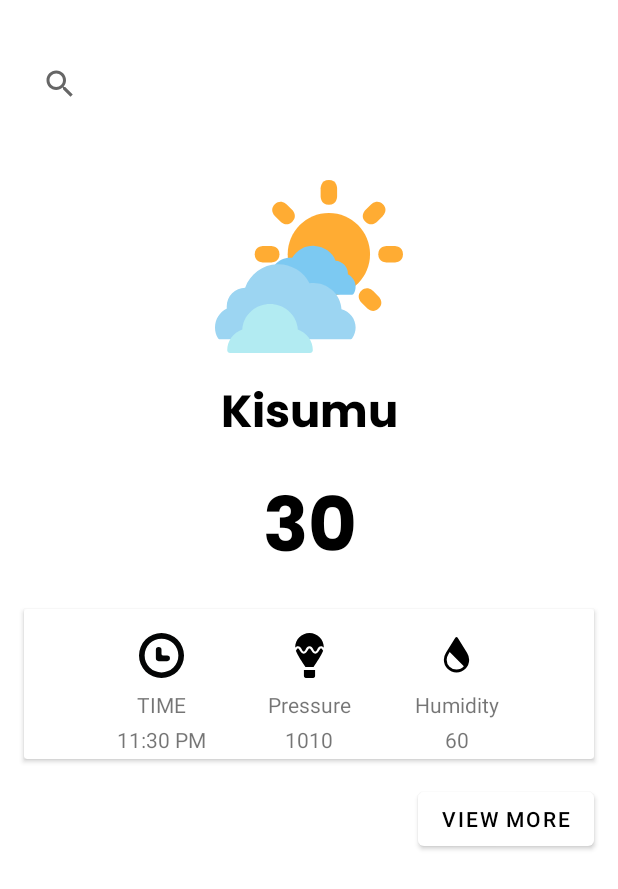
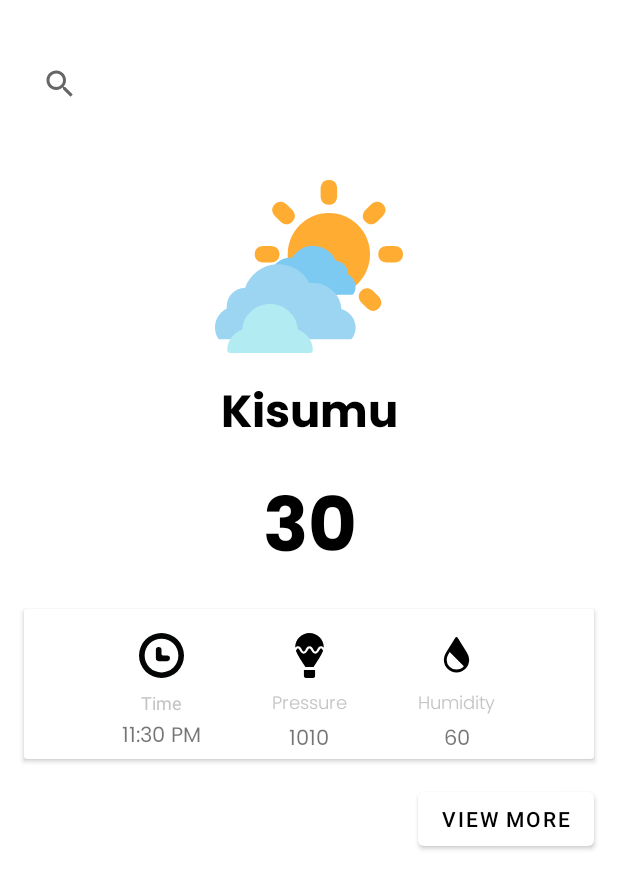
Before and after one commit to agesa3/City-Weather, an Android app: the screen it shows after launch (MainActivity), on a phone screen of 412 x 824 dp. Shown: the top 889 px of the screen. Run offline under Robolectric (Android 15) with nearby library versions, the phone set to English and light mode, and no system bars.

Commit message:
more ui changes on home scren

```diff
--- /dev/null
+++ b/app/src/main/res/font/poppins.xml
@@ -0,0 +1,7 @@
+<?xml version="1.0" encoding="utf-8"?>
+<font-family xmlns:app="http://schemas.android.com/apk/res-auto"
+        app:fontProviderAuthority="com.google.android.gms.fonts"
+        app:fontProviderPackage="com.google.android.gms"
+        app:fontProviderQuery="Poppins"
+        app:fontProviderCerts="@array/com_google_android_gms_fonts_certs">
+</font-family>
--- /dev/null
+++ b/app/src/main/res/font/poppins_light.xml
@@ -0,0 +1,7 @@
+<?xml version="1.0" encoding="utf-8"?>
+<font-family xmlns:app="http://schemas.android.com/apk/res-auto"
+        app:fontProviderAuthority="com.google.android.gms.fonts"
+        app:fontProviderPackage="com.google.android.gms"
+        app:fontProviderQuery="name=Poppins&amp;weight=300"
+        app:fontProviderCerts="@array/com_google_android_gms_fonts_certs">
+</font-family>
--- a/app/src/main/res/layout/activity_main.xml
+++ b/app/src/main/res/layout/activity_main.xml
@@ -62,7 +62,9 @@
                 android:layout_width="wrap_content"
                 android:layout_height="wrap_content"
                 android:layout_marginTop="8dp"
-                android:text="TIME"
+                android:text="Time"
+                android:textColor="@color/light_gray"
+                android:textSize="12sp"
                 app:layout_constraintEnd_toEndOf="@+id/imageView2"
                 app:layout_constraintStart_toStartOf="@+id/imageView2"
                 app:layout_constraintTop_toBottomOf="@+id/imageView2" />
@@ -73,6 +75,7 @@
                 android:layout_height="wrap_content"
                 android:layout_marginTop="8dp"
                 android:layout_marginBottom="8dp"
+                android:fontFamily="@font/poppins"
                 android:text="11:30 PM"
                 app:layout_constraintBottom_toBottomOf="parent"
                 app:layout_constraintEnd_toEndOf="@+id/textView2"
@@ -84,7 +87,10 @@
                 android:layout_width="wrap_content"
                 android:layout_height="wrap_content"
                 android:layout_marginTop="8dp"
+                android:fontFamily="@font/poppins_light"
                 android:text="Pressure"
+                android:textColor="@color/light_gray"
+                android:textSize="12sp"
                 app:layout_constraintEnd_toEndOf="@+id/imageView3"
                 app:layout_constraintStart_toStartOf="@+id/imageView3"
                 app:layout_constraintTop_toBottomOf="@+id/imageView3" />
@@ -94,7 +100,10 @@
                 android:layout_width="wrap_content"
                 android:layout_height="wrap_content"
                 android:layout_marginTop="8dp"
+                android:fontFamily="@font/poppins_light"
                 android:text="Humidity"
+                android:textColor="@color/light_gray"
+                android:textSize="12sp"
                 app:layout_constraintEnd_toEndOf="@+id/imageView4"
                 app:layout_constraintStart_toStartOf="@+id/imageView4"
                 app:layout_constraintTop_toBottomOf="@+id/imageView4" />
@@ -105,6 +114,7 @@
                 android:layout_height="wrap_content"
                 android:layout_marginTop="8dp"
                 android:layout_marginBottom="8dp"
+                android:fontFamily="@font/poppins"
                 android:text="1010"
                 app:layout_constraintBottom_toBottomOf="parent"
                 app:layout_constraintEnd_toEndOf="@+id/textView4"
@@ -117,6 +127,7 @@
                 android:layout_height="wrap_content"
                 android:layout_marginTop="8dp"
                 android:layout_marginBottom="8dp"
+                android:fontFamily="@font/poppins"
                 android:text="60"
                 app:layout_constraintBottom_toBottomOf="parent"
                 app:layout_constraintEnd_toEndOf="@+id/textView6"
--- a/app/src/main/res/values/colors.xml
+++ b/app/src/main/res/values/colors.xml
@@ -7,4 +7,6 @@
     <color name="teal_700">#FF018786</color>
     <color name="black">#FF000000</color>
     <color name="white">#FFFFFFFF</color>
+    <color name="light_gray">#C4C4C4</color>
+    <color name="dark_gray">#9A9A9A</color>
 </resources>
--- a/app/src/main/res/values/preloaded_fonts.xml
+++ b/app/src/main/res/values/preloaded_fonts.xml
@@ -1,6 +1,8 @@
 <?xml version="1.0" encoding="utf-8"?>
 <resources>
     <array name="preloaded_fonts" translatable="false">
+        <item>@font/poppins</item>
         <item>@font/poppins_bold</item>
+        <item>@font/poppins_light</item>
     </array>
 </resources>
```
